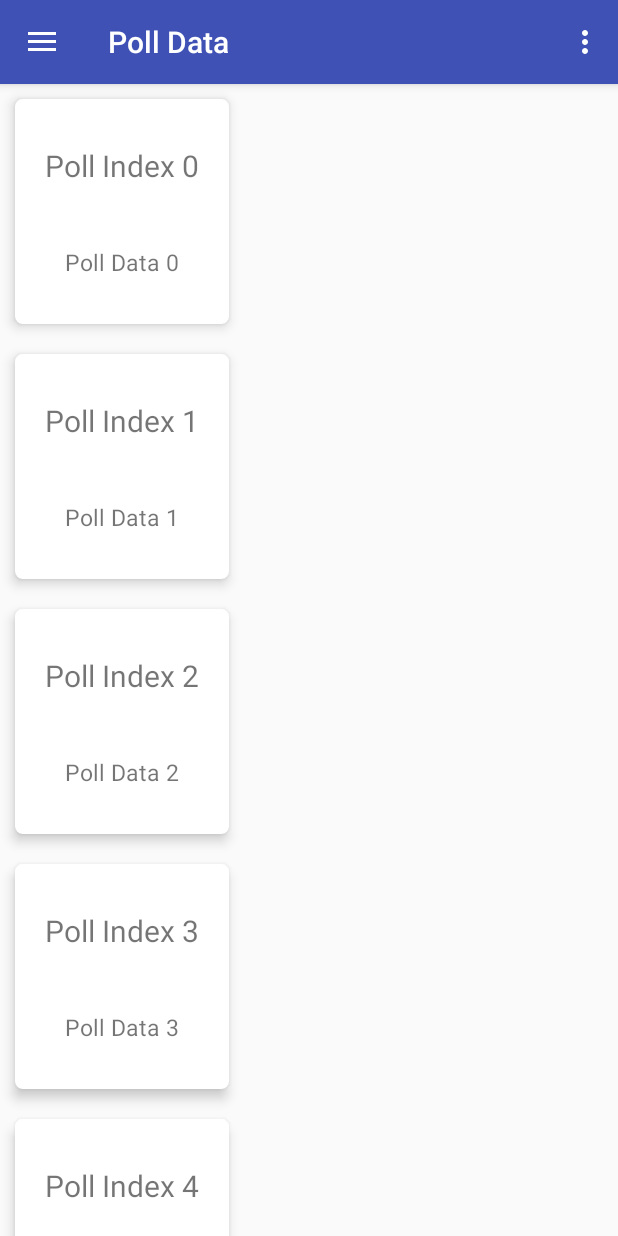
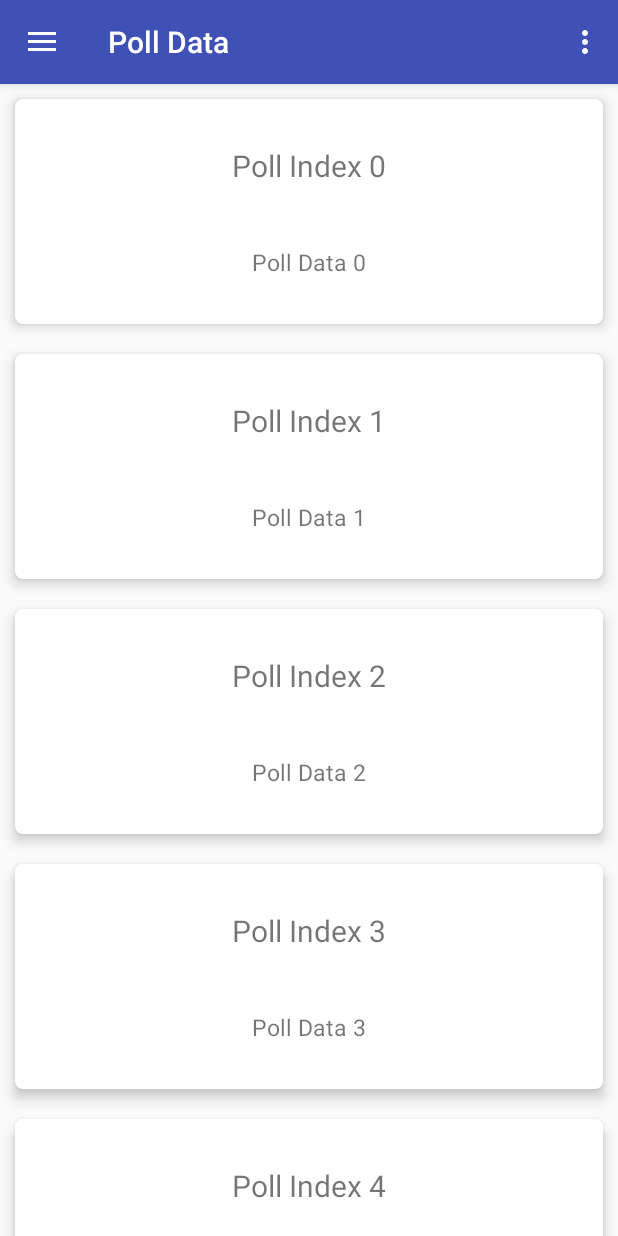
Before and after one commit to tennispro7797/Political-Polling, an Android app: the NavDrawerActivity screen opened directly, with no data from a screen before it, in the side drawer, after a tap on "View Poll Data", on a phone screen of 412 x 824 dp. Run offline under Robolectric (Android 15) with nearby library versions, the phone set to English and light mode, and no system bars.

Commit message:
Fixed half width recycler view issues for PollDataFragment and PollSelectFragment

```diff
--- a/app/src/main/java/com/example/adityamohile/politicalpolling/NavDrawerActivity.java
+++ b/app/src/main/java/com/example/adityamohile/politicalpolling/NavDrawerActivity.java
@@ -83,7 +83,7 @@ public class NavDrawerActivity extends AppCompatActivity
         Fragment fragment = null;
         if (id == R.id.nav_answer_polls) {
             // Add Intent for Poll Page
-            fragment = new AnswerPollFragment();
+            fragment = new PollSelectFragment();
         } else if (id == R.id.nav_view_data) {
             fragment = new PollDataFragment();
         } else if (id == R.id.nav_polling_impact) {
--- a/app/src/main/res/layout/activity_poll_data.xml
+++ b/app/src/main/res/layout/activity_poll_data.xml
@@ -1,5 +1,5 @@
 <?xml version="1.0" encoding="utf-8"?>
-<LinearLayout xmlns:android="http://schemas.android.com/apk/res/android"
+<RelativeLayout xmlns:android="http://schemas.android.com/apk/res/android"
     xmlns:app="http://schemas.android.com/apk/res-auto"
     xmlns:tools="http://schemas.android.com/tools"
     android:orientation="vertical"
@@ -11,4 +11,4 @@
         android:layout_width="match_parent"
         android:layout_height="wrap_content" />
 
-</LinearLayout>
+</RelativeLayout>
--- a/app/src/main/res/layout/activity_poll_select.xml
+++ b/app/src/main/res/layout/activity_poll_select.xml
@@ -1,5 +1,5 @@
 <?xml version="1.0" encoding="utf-8"?>
-<LinearLayout xmlns:android="http://schemas.android.com/apk/res/android"
+<RelativeLayout xmlns:android="http://schemas.android.com/apk/res/android"
     xmlns:app="http://schemas.android.com/apk/res-auto"
     xmlns:tools="http://schemas.android.com/tools"
     android:orientation="vertical"
@@ -12,4 +12,4 @@
         android:layout_height="wrap_content"
         android:layout_width="match_parent"/>
 
-</LinearLayout>
+</RelativeLayout>
--- a/app/src/main/res/layout/content_nav_drawer.xml
+++ b/app/src/main/res/layout/content_nav_drawer.xml
@@ -1,5 +1,5 @@
 <?xml version="1.0" encoding="utf-8"?>
-<android.support.constraint.ConstraintLayout xmlns:android="http://schemas.android.com/apk/res/android"
+<RelativeLayout xmlns:android="http://schemas.android.com/apk/res/android"
     xmlns:app="http://schemas.android.com/apk/res-auto"
     xmlns:tools="http://schemas.android.com/tools"
     android:layout_width="match_parent"
@@ -9,4 +9,4 @@
     tools:showIn="@layout/app_bar_nav_drawer"
     android:id="@+id/content_main">
 
-</android.support.constraint.ConstraintLayout>
+</RelativeLayout>
```
